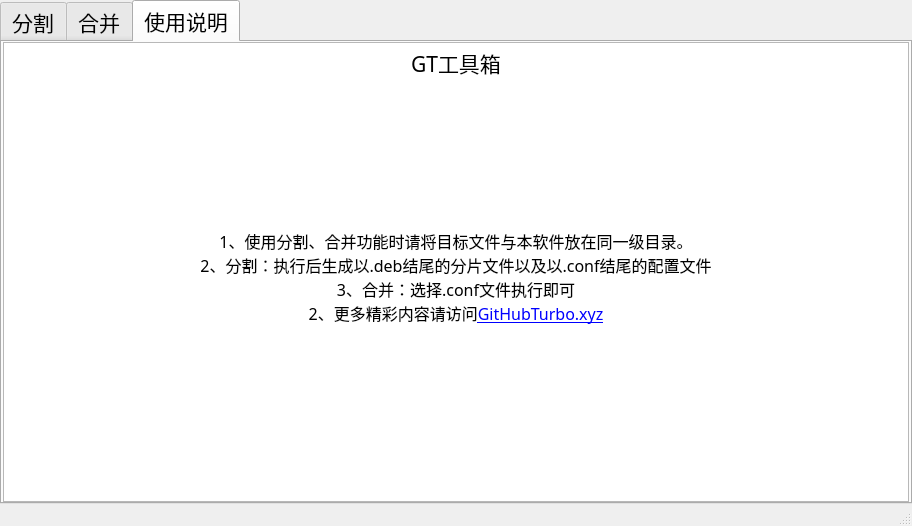
Above: Code/mainwindow.ui from gvfjyy/bigFileTransfer-Segment-Merge before the change. Below: the same form after it.
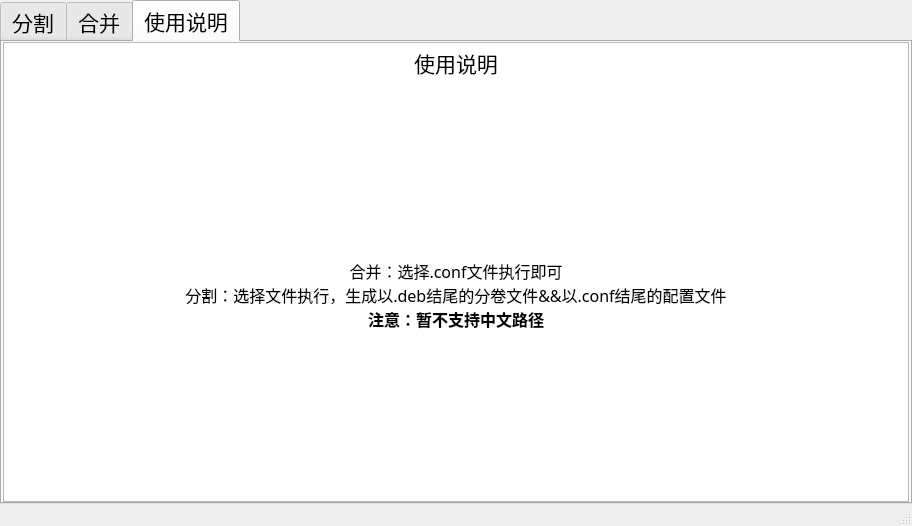
That is the form after the change. The open tabs and pages were chosen to show the change.

Commit message: 修改相对路径为绝对路径

```diff
--- a/Code/mainwindow.ui
+++ b/Code/mainwindow.ui
@@ -1068,16 +1068,16 @@
 &lt;html&gt;&lt;head&gt;&lt;meta name=&quot;qrichtext&quot; content=&quot;1&quot; /&gt;&lt;style type=&quot;text/css&quot;&gt;
 p, li { white-space: pre-wrap; }
 &lt;/style&gt;&lt;/head&gt;&lt;body style=&quot; font-family:'黑体'; font-size:16pt; font-weight:400; font-style:normal;&quot;&gt;
-&lt;p align=&quot;center&quot; style=&quot; margin-top:0px; margin-bottom:0px; margin-left:0px; margin-right:0px; -qt-block-indent:0; text-indent:0px;&quot;&gt;GT工具箱&lt;/p&gt;
+&lt;p align=&quot;center&quot; style=&quot; margin-top:0px; margin-bottom:0px; margin-left:0px; margin-right:0px; -qt-block-indent:0; text-indent:0px;&quot;&gt;使用说明&lt;/p&gt;
 &lt;p align=&quot;center&quot; style=&quot;-qt-paragraph-type:empty; margin-top:0px; margin-bottom:0px; margin-left:0px; margin-right:0px; -qt-block-indent:0; text-indent:0px;&quot;&gt;&lt;br /&gt;&lt;/p&gt;
 &lt;p align=&quot;center&quot; style=&quot;-qt-paragraph-type:empty; margin-top:0px; margin-bottom:0px; margin-left:0px; margin-right:0px; -qt-block-indent:0; text-indent:0px;&quot;&gt;&lt;br /&gt;&lt;/p&gt;
 &lt;p align=&quot;center&quot; style=&quot;-qt-paragraph-type:empty; margin-top:0px; margin-bottom:0px; margin-left:0px; margin-right:0px; -qt-block-indent:0; text-indent:0px;&quot;&gt;&lt;br /&gt;&lt;/p&gt;
 &lt;p align=&quot;center&quot; style=&quot;-qt-paragraph-type:empty; margin-top:0px; margin-bottom:0px; margin-left:0px; margin-right:0px; -qt-block-indent:0; text-indent:0px;&quot;&gt;&lt;br /&gt;&lt;/p&gt;
 &lt;p align=&quot;center&quot; style=&quot;-qt-paragraph-type:empty; margin-top:0px; margin-bottom:0px; margin-left:0px; margin-right:0px; -qt-block-indent:0; text-indent:0px;&quot;&gt;&lt;br /&gt;&lt;/p&gt;
-&lt;p align=&quot;center&quot; style=&quot; margin-top:0px; margin-bottom:0px; margin-left:0px; margin-right:0px; -qt-block-indent:0; text-indent:0px;&quot;&gt;&lt;span style=&quot; font-size:12pt;&quot;&gt;1、使用分割、合并功能时请将目标文件与本软件放在同一级目录。&lt;/span&gt;&lt;/p&gt;
-&lt;p align=&quot;center&quot; style=&quot; margin-top:0px; margin-bottom:0px; margin-left:0px; margin-right:0px; -qt-block-indent:0; text-indent:0px;&quot;&gt;&lt;span style=&quot; font-size:12pt;&quot;&gt;2、分割：执行后生成以.deb结尾的分片文件以及以.conf结尾的配置文件&lt;/span&gt;&lt;/p&gt;
-&lt;p align=&quot;center&quot; style=&quot; margin-top:0px; margin-bottom:0px; margin-left:0px; margin-right:0px; -qt-block-indent:0; text-indent:0px;&quot;&gt;&lt;span style=&quot; font-size:12pt;&quot;&gt;3、合并：选择.conf文件执行即可&lt;/span&gt;&lt;/p&gt;
-&lt;p align=&quot;center&quot; style=&quot; margin-top:0px; margin-bottom:0px; margin-left:0px; margin-right:0px; -qt-block-indent:0; text-indent:0px;&quot;&gt;&lt;span style=&quot; font-size:12pt;&quot;&gt;2、更多精彩内容请访问&lt;/span&gt;&lt;a href=&quot;https://www.githubturbo.xyz&quot;&gt;&lt;span style=&quot; font-size:12pt; text-decoration: underline; color:#0000ff;&quot;&gt;GitHubTurbo.xyz&lt;/span&gt;&lt;/a&gt;&lt;/p&gt;&lt;/body&gt;&lt;/html&gt;</string>
+&lt;p align=&quot;center&quot; style=&quot;-qt-paragraph-type:empty; margin-top:0px; margin-bottom:0px; margin-left:0px; margin-right:0px; -qt-block-indent:0; text-indent:0px;&quot;&gt;&lt;br /&gt;&lt;/p&gt;
+&lt;p align=&quot;center&quot; style=&quot; margin-top:0px; margin-bottom:0px; margin-left:0px; margin-right:0px; -qt-block-indent:0; text-indent:0px;&quot;&gt;&lt;span style=&quot; font-size:12pt;&quot;&gt;合并：选择.conf文件执行即可&lt;/span&gt;&lt;/p&gt;
+&lt;p align=&quot;center&quot; style=&quot; margin-top:0px; margin-bottom:0px; margin-left:0px; margin-right:0px; -qt-block-indent:0; text-indent:0px;&quot;&gt;&lt;span style=&quot; font-size:12pt;&quot;&gt;分割：选择文件执行，生成以.deb结尾的分卷文件&amp;amp;&amp;amp;以.conf结尾的配置文件&lt;/span&gt;&lt;/p&gt;
+&lt;p align=&quot;center&quot; style=&quot; margin-top:0px; margin-bottom:0px; margin-left:0px; margin-right:0px; -qt-block-indent:0; text-indent:0px;&quot;&gt;&lt;span style=&quot; font-size:12pt; font-weight:600;&quot;&gt;注意：暂不支持中文路径&lt;/span&gt;&lt;/p&gt;&lt;/body&gt;&lt;/html&gt;</string>
                  </property>
                 </widget>
                </item>
```
Left out of the diff: 2 changed lines with no effect on the pictures. The commit also changes 7 other files.
